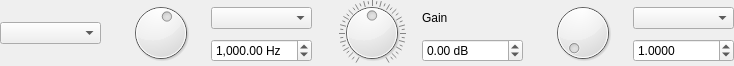
The window that Editor/guis/BiQuadFilterGUI.ui (115dkk/EqualizerAPO-XT) describes before a commit, drawn with Qt 5.
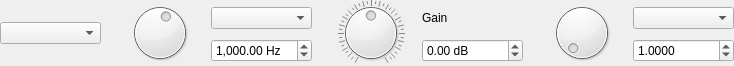
The same window after the commit. Custom widgets are drawn as their Qt base class.

Commit message: fix(editor): fit BiQuad rows into the 960px viewport on every skin (X2)

```diff
--- a/Editor/guis/BiQuadFilterGUI.ui
+++ b/Editor/guis/BiQuadFilterGUI.ui
@@ -108,7 +108,7 @@
      </property>
      <property name="sizeHint" stdset="0">
       <size>
-       <width>10</width>
+       <width>8</width>
        <height>20</height>
       </size>
      </property>
@@ -206,7 +206,7 @@
      </property>
      <property name="sizeHint" stdset="0">
       <size>
-       <width>10</width>
+       <width>8</width>
        <height>20</height>
       </size>
      </property>
@@ -225,7 +225,7 @@
      </property>
      <property name="sizeHint" stdset="0">
       <size>
-       <width>10</width>
+       <width>8</width>
        <height>20</height>
       </size>
      </property>
```
The commit also changes 2 other files.
